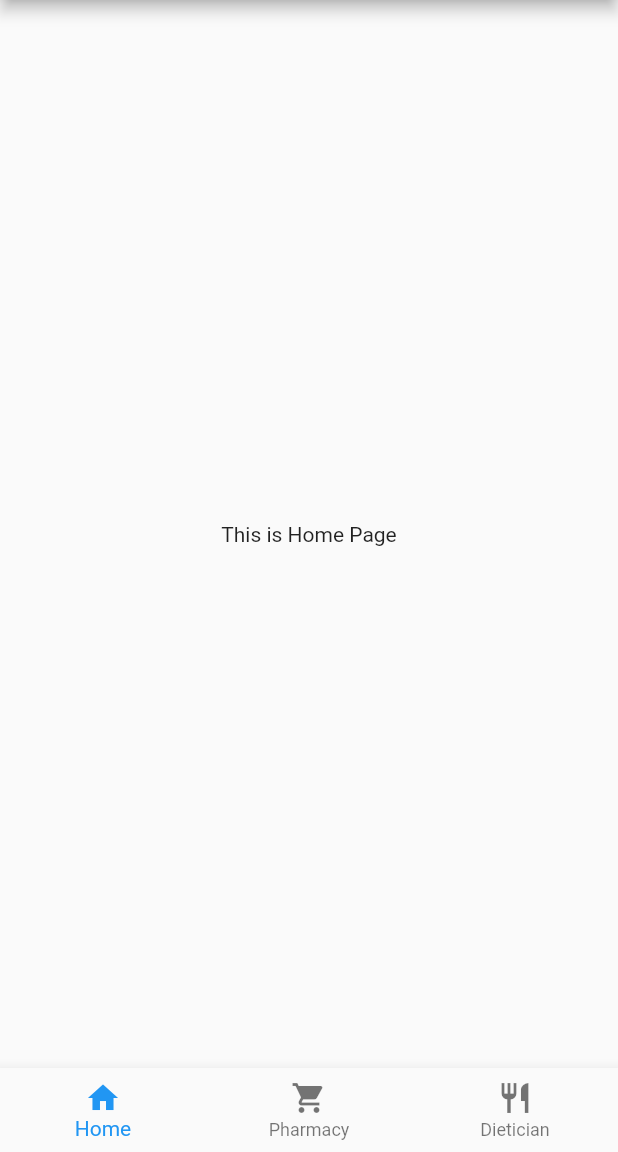
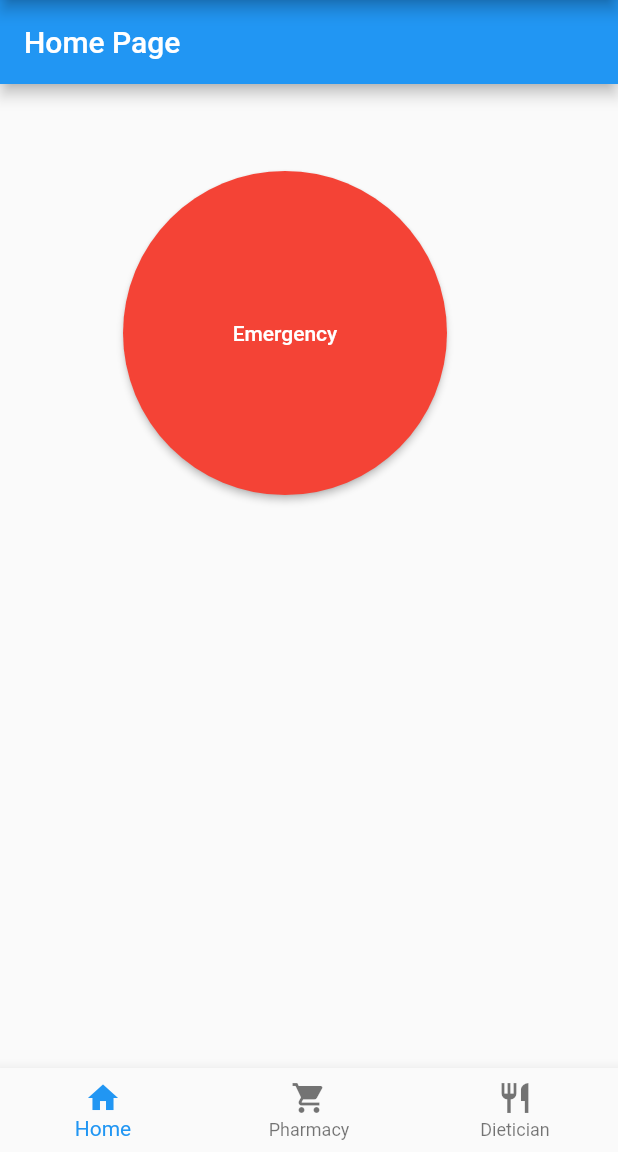
Before and after one commit to angelinetanvy/Lifeline, a Flutter app: the screen it shows after launch, on a phone screen of 412 x 824 dp, the part 84-1236 px from its top. Run offline on Flutter 3.47's test engine with Material 2 defaults, Android fonts, the phone set to English and light mode, and no system bars; our stand-ins replace firebase_core; accounts and stored records are empty.

Commit message:
First Aider nearby

```diff
--- a/lifeline_app/lib/HomePage.dart
+++ b/lifeline_app/lib/HomePage.dart
@@ -1,4 +1,6 @@
+import 'package:flutter/cupertino.dart';
 import 'package:flutter/material.dart';
+import 'package:lifeline_app/MapPage.dart';
 
 class HomePage extends StatefulWidget {
   HomePage({Key key, this.title}) : super(key: key);
@@ -13,16 +15,28 @@ class _HomePageState extends State<HomePage> {
   @override
   Widget build(BuildContext context) {
     return Scaffold(
-      body: Center(
-        child: Column(
-          mainAxisAlignment: MainAxisAlignment.center,
-          children: <Widget>[
-            Text(
-              'This is Home Page',
-            ),
-          ],
+      appBar: AppBar(
+        title: Text(widget.title),
+      ),
+      floatingActionButton : ListView(children: <Widget>[
+        Container(
+          //height: 150,
+          margin: EdgeInsets.symmetric(vertical: 130.0),
+          padding:EdgeInsets.symmetric(horizontal:30),
+          child:RaisedButton(
+            child: Text('Emergency',style: TextStyle(color: Colors.white)),
+            color: Colors.red,
+            splashColor: Colors.lightBlue,
+            shape: CircleBorder(),
+            padding: EdgeInsets.all(100.0),
+            onPressed: (){
+              Navigator.push(context,
+                MaterialPageRoute(builder:(context)=>MapPage()),
+              );
+            },
+          ),
         ),
-      ),
+      ],)  ,
     );
   }
 }
--- a/lifeline_app/lib/main.dart
+++ b/lifeline_app/lib/main.dart
@@ -1,9 +1,12 @@
+import 'package:firebase_core/firebase_core.dart';
 import 'package:flutter/material.dart';
 import 'PharmacyPage.dart';
 import 'DieticianPage.dart';
 import 'HomePage.dart';
 
-void main() {
+Future<void> main() async {
+  WidgetsFlutterBinding.ensureInitialized();
+  await Firebase.initializeApp();
   runApp(MyApp());
 }
 
```
Also changed, not shown: lifeline_app/pubspec.yaml (+15 -0 lines), lifeline_app/pubspec.lock, 9 other files.
